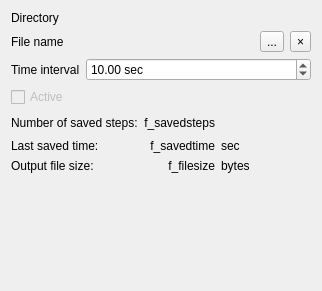
First picture: the form in src/saveprogress.ui, repository hobrasoft/simul6, before the edit.
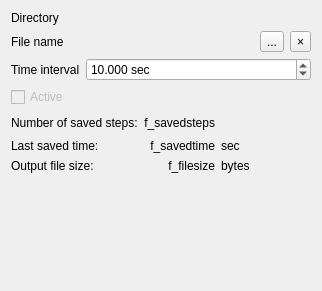
Second picture: the form after the edit.

Commit message: some maximum a minumum limits in widgets changed

```diff
--- a/src/saveprogress.ui
+++ b/src/saveprogress.ui
@@ -200,8 +200,11 @@
         <property name="suffix">
          <string> sec</string>
         </property>
+        <property name="decimals">
+         <number>3</number>
+        </property>
         <property name="minimum">
-         <double>1.000000000000000</double>
+         <double>0.000000000000000</double>
         </property>
         <property name="maximum">
          <double>1000000.000000000000000</double>
```
The commit also changes 2 other files.
